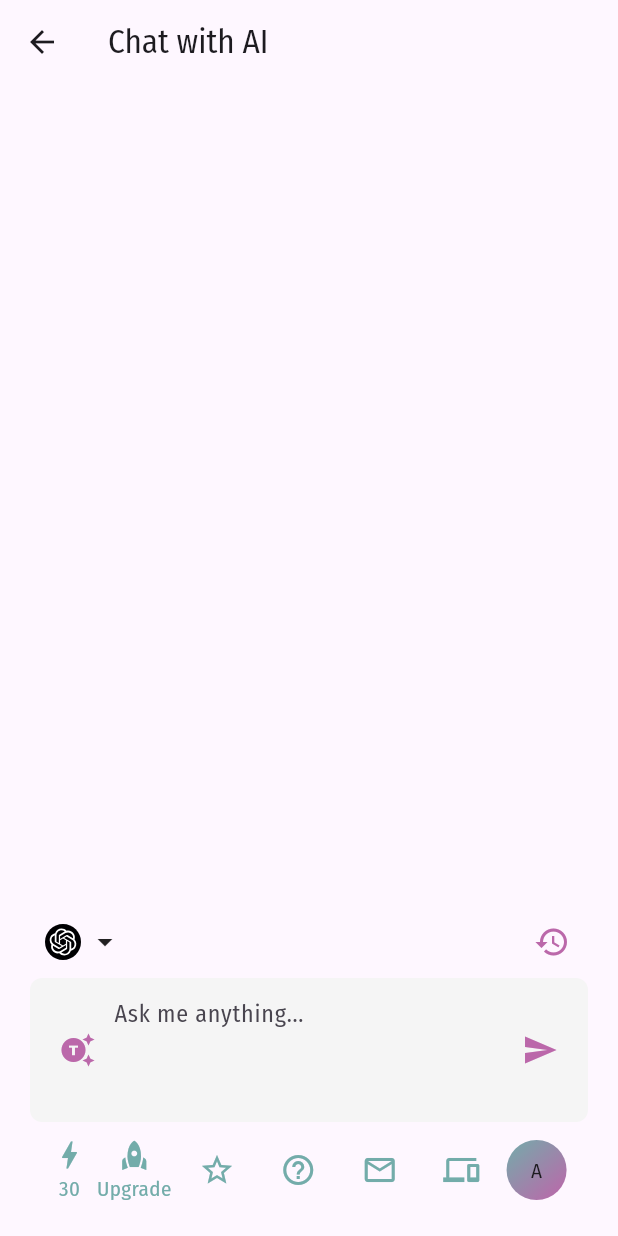
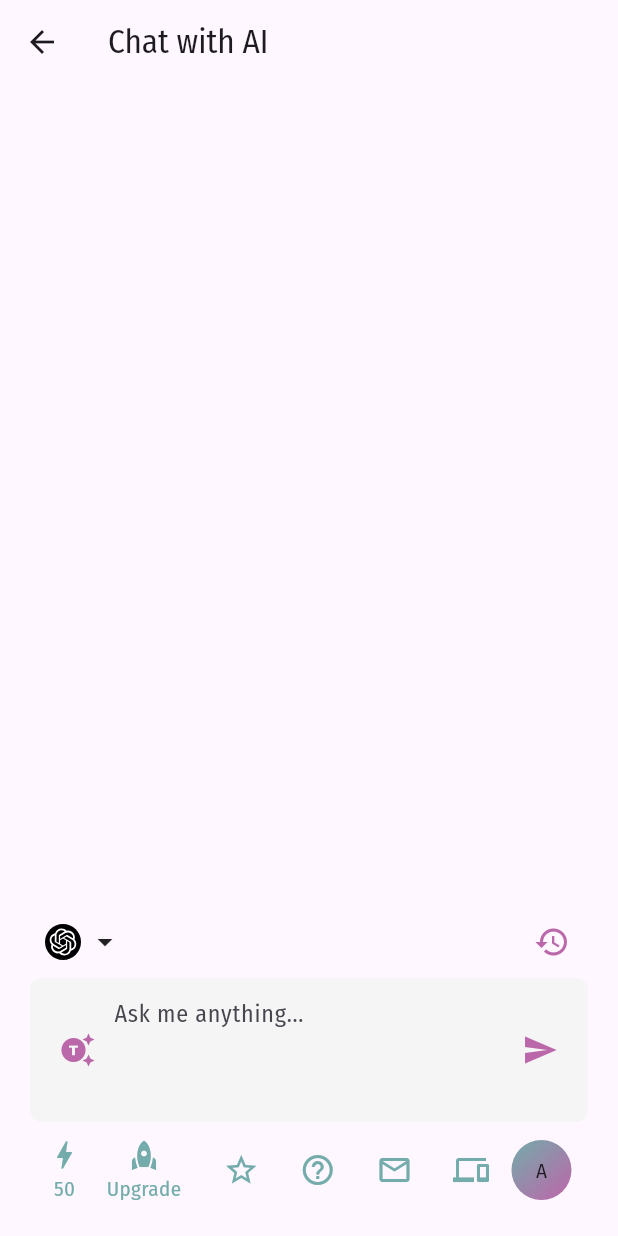
Before and after one commit to ginganotnigg/BoND_AI_Copilot, a Flutter app: the ChatScreen screen opened directly with empty values, on a phone screen of 412 x 824 dp. Run offline on Flutter 3.47's test engine with Material 3 defaults, Android fonts, the phone set to English and light mode, and no system bars; our stand-ins replace bloc, equatable, flutter_bloc, flutter_markdown, flutter_svg, go_router and 1 more; project files that could hold a hidden picture were left out.

Commit message:
feat: Add AI model management and update chat input

```diff
--- a/lib/global.dart
+++ b/lib/global.dart
@@ -34,9 +34,9 @@ const String refreshToken =
     "eyJhbGciOiJIUzI1NiIsInR5cCI6IkpXVCJ9.eyJpZCI6IjYzMzgyYTZkLTMwYmItNGQ1Zi05YzVlLWU5NjlhNWFkYjcyMSIsImVtYWlsIjoicGhhbWNvbmdiYW5nMDNAZ21haWwuY29tIiwiaWF0IjoxNzMyMTIwNzY2LCJleHAiOjE3NjM2NTY3NjZ9.Rl3CvHYxmH-Reuy1GCejlTQcw3O8jDAALV9uAtOSymI";
 
 // URLs
-const String baseUrl = 'https://api.dev.jarvis.cx/api';
-const String aiChatUrl = '$baseUrl/v1/ai-chat';
-const String allConversationsUrl = '$aiChatUrl/conversations';
+const String baseUrl = 'https://api.jarvis.cx/api';
+const String aiChatUrl = '$baseUrl/v1/ai-chat/messages';
+const String allConversationsUrl = '$baseUrl/v1/ai-chat/conversations';
 const String loginUrl = '$baseUrl/v1/auth/login';
 const String signUpUrl = '$baseUrl/v1/auth/signup';
 const String promptUrl = '$baseUrl/v1/prompts';
--- a/lib/routes.dart
+++ b/lib/routes.dart
@@ -38,7 +38,7 @@ final GoRouter router = GoRouter(
       builder: (context, state) {
         final Map<String, dynamic> extra = state.extra as Map<String, dynamic>;
         final selectedModel = extra['model'] as String;
-        final conversationId = extra['conversationId'] as String;
+        final conversationId = extra['conversationId'] as String?;
         return ChatScreen(
           selectedModel: selectedModel,
           conversationId: conversationId,
--- a/lib/ui/chat/chat_input.dart
+++ b/lib/ui/chat/chat_input.dart
@@ -10,7 +10,8 @@ import 'package:bond/bloc/chat_bloc/chat_event.dart';
 import 'package:go_router/go_router.dart';
 
 class AIChatInput extends StatefulWidget {
-  const AIChatInput({super.key});
+  final int remainingTokens;
+  const AIChatInput({super.key, required this.remainingTokens});
 
   @override
   State<AIChatInput> createState() => _AIChatInputState();
@@ -29,7 +30,8 @@ class _AIChatInputState extends State<AIChatInput> {
   void sendMessageToChat(BuildContext context, String message) {
     context.read<ChatBloc>().add(SendMessageEvent(message, selectedModel));
     if (GoRouterState.of(context).uri.toString() != '/ai-chat') {
-      context.go('/ai-chat', extra: selectedModel);
+      context.go('/ai-chat',
+          extra: {'model': selectedModel, 'conversationId': null});
     }
   }
 
@@ -211,7 +213,7 @@ class _AIChatInputState extends State<AIChatInput> {
             ],
           ),
         ),
-        footer(context),
+        footer(context, widget.remainingTokens),
       ],
     );
   }
--- a/lib/ui/chat/chat_screen.dart
+++ b/lib/ui/chat/chat_screen.dart
@@ -1,3 +1,4 @@
+import 'package:bond/bloc/conv_bloc/conv_bloc.dart';
 import 'package:bond/global.dart';
 import 'package:bond/ui/chat/chat_input.dart';
 import 'package:bond/ui/widget/chat_utils.dart';
@@ -11,16 +12,13 @@ import 'package:go_router/go_router.dart';
 
 class ChatScreen extends StatelessWidget {
   final String selectedModel;
-  final String conversationId;
+  final String? conversationId;
   const ChatScreen(
-      {super.key, required this.selectedModel, required this.conversationId});
+      {super.key, required this.selectedModel, this.conversationId});
 
-  @override
-  Widget build(BuildContext context) {
-    return BlocProvider(
-      create: (_) => ChatBloc()
-        ..add(GetConversationEvent(selectedModel, conversationId)),
-      child: Scaffold(
+  Widget buildScaffold(BuildContext context) {
+    int? remainingTokens;
+    return Scaffold(
       appBar: AppBar(
         title: const Text("Chat with AI"),
         leading: IconButton(
@@ -40,10 +38,14 @@ class ChatScreen extends StatelessWidget {
                   if (state is ChatLoading && state.chatHistory.isEmpty) {
                     return loadingWidget();
                   }
+                  // if (state is ChatResponseReceived &&
+                  //     state.remaining != null) {
+                  //   remainingTokens = state.remaining;
+                  // }
                   return ListView.builder(
                     reverse: false, // Ensures messages start from the top
-                      padding: const EdgeInsets.symmetric(
-                          horizontal: 16, vertical: 8),
+                    padding:
+                        const EdgeInsets.symmetric(horizontal: 16, vertical: 8),
                     itemCount: state.chatHistory.length,
                     itemBuilder: (context, index) {
                       final message = state.chatHistory[index];
@@ -104,14 +106,24 @@ class ChatScreen extends StatelessWidget {
             ),
 
             // AIChatInput fixed at the bottom
-              const Padding(
-                padding: EdgeInsets.symmetric(vertical: 4.0),
-                child: AIChatInput(),
+            Padding(
+              padding: const EdgeInsets.symmetric(vertical: 4.0),
+              child: AIChatInput(remainingTokens: remainingTokens ?? 50),
             ),
           ],
         ),
       ),
-      ),
     );
   }
+
+  @override
+  Widget build(BuildContext context) {
+    if (conversationId == null) {
+      return buildScaffold(context);
     }
+    return BlocProvider(
+        create: (_) => ChatBloc()
+          ..add(GetConversationEvent(selectedModel, conversationId ?? '')),
+        child: buildScaffold(context));
+  }
+}
--- a/lib/ui/home/home.dart
+++ b/lib/ui/home/home.dart
@@ -83,7 +83,7 @@ class _HomeScreenState extends State<HomeScreen> {
             buildListTile(context, "Learn Code FAST!"),
             buildListTile(context, "Story generator"),
             const Spacer(),
-            const AIChatInput(),
+            const AIChatInput(remainingTokens: 50),
           ],
         ),
       ),
--- a/lib/ui/widget/chat_utils.dart
+++ b/lib/ui/widget/chat_utils.dart
@@ -1,6 +1,7 @@
 import 'dart:io';
 
 import 'package:bond/global.dart';
+import 'package:bond/models/ai_model.dart';
 import 'package:bond/ui/chat/ai_dropdown.dart';
 import 'package:flutter/cupertino.dart';
 import 'package:flutter/material.dart';
--- a/lib/ui/widget/home_utils.dart
+++ b/lib/ui/widget/home_utils.dart
@@ -127,14 +127,16 @@ void showPromptDialog(BuildContext context, String promptTitle) {
   );
 }
 
-Widget footer(BuildContext context) {
+Widget footer(BuildContext context, int remainingTokens) {
   return Container(
     padding: const EdgeInsets.all(8.0),
     child: Row(
       mainAxisAlignment: MainAxisAlignment.spaceEvenly,
       children: [
-        buildIconWithText(Icons.bolt, "30"),
+        buildIconWithText(Icons.bolt, remainingTokens.toString()),
+        const SizedBox(width: 10),
         buildIconWithText(Icons.rocket, "Upgrade"),
+        const SizedBox(width: 10),
         IconButton(
           color: secondaryColor,
           icon: const Icon(Icons.star_border),
```
Also changed, not shown: lib/bloc/chat_bloc/chat_bloc.dart (+7 -2 lines), lib/models/ai_model.dart (added, +25 -0 lines), lib/services/chat_api.dart (+27 -6 lines), lib/ui/chat/ai_dropdown.dart (+1 -7 lines). Lines whose indentation alone changed are shown as unchanged.
